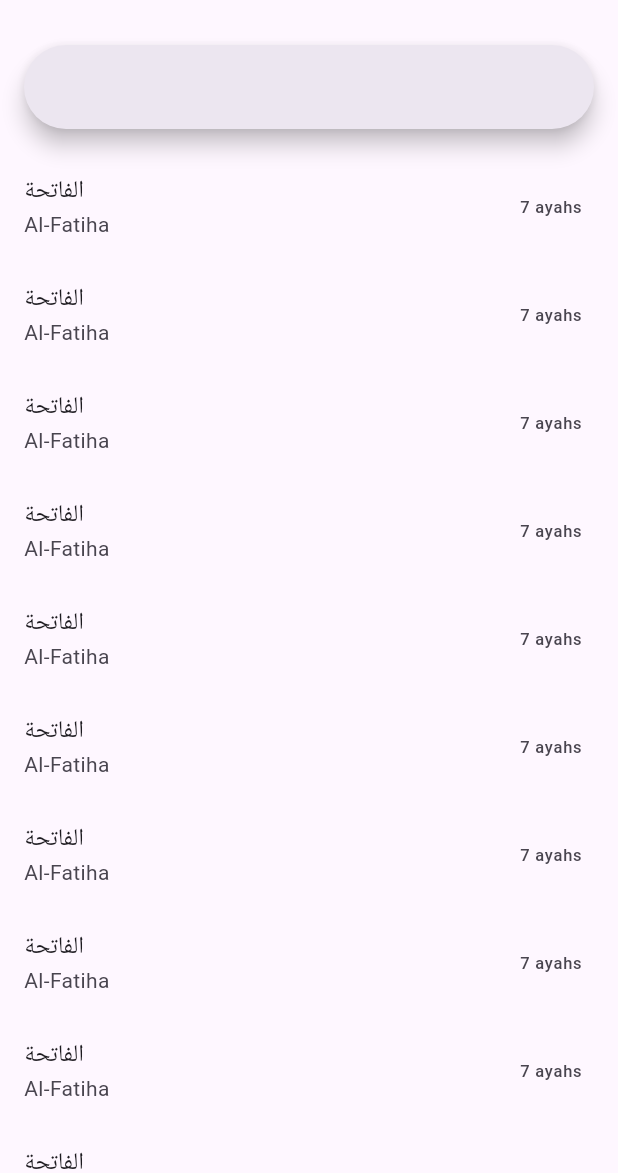
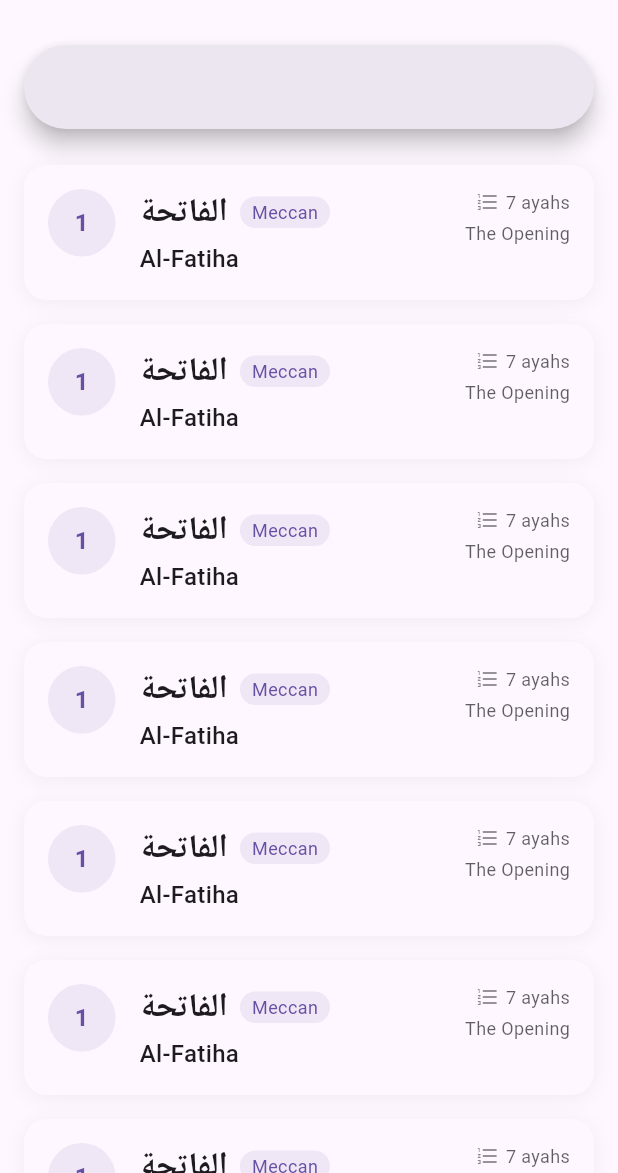
Before and after one commit to shas9/quran_daily_flutter, a Flutter app: the screen it shows after launch, on a phone screen of 412 x 824 dp, the part 63-1236 px from its top. Run offline on Flutter 3.47's test engine with Material 3 defaults, Android fonts, the phone set to English and light mode, and no system bars; our stand-ins replace dartz, dio, equatable, flutter_bloc, logger, shared_preferences.

Commit message:
Updated the design of SurahListTile

```diff
--- a/lib/features/quran/data/models/surah_model.dart
+++ b/lib/features/quran/data/models/surah_model.dart
@@ -3,9 +3,9 @@ import 'package:quran_daily/features/quran/domain/entities/surah.dart';
 class SurahModel extends Surah {
   const SurahModel({
     required super.number,
-    required super.name,
-    required super.englishName,
-    required super.englishNameTranslation,
+    required super.arabicName,
+    required super.nativeName,
+    required super.nativeTitle,
     required super.numberOfAyahs,
     required super.revelationType,
   });
@@ -13,9 +13,9 @@ class SurahModel extends Surah {
   factory SurahModel.fromJson(Map<String, dynamic> json) {
     return SurahModel(
       number: json['number'],
-      name: json['name'],
-      englishName: json['englishName'],
-      englishNameTranslation: json['englishNameTranslation'],
+      arabicName: json['name'],
+      nativeName: json['englishName'],
+      nativeTitle: json['englishNameTranslation'],
       numberOfAyahs: json['numberOfAyahs'],
       revelationType: json['revelationType'],
     );
--- a/lib/features/quran/domain/entities/surah.dart
+++ b/lib/features/quran/domain/entities/surah.dart
@@ -2,17 +2,17 @@ import 'package:equatable/equatable.dart';
 
 class Surah extends Equatable {
   final int number;
-  final String name;
-  final String englishName;
-  final String englishNameTranslation;
+  final String arabicName;
+  final String nativeName;
+  final String nativeTitle;
   final int numberOfAyahs;
   final String revelationType;
 
   const Surah({
     required this.number,
-    required this.name,
-    required this.englishName,
-    required this.englishNameTranslation,
+    required this.arabicName,
+    required this.nativeName,
+    required this.nativeTitle,
     required this.numberOfAyahs,
     required this.revelationType,
   });
@@ -21,9 +21,9 @@ class Surah extends Equatable {
   static Surah generateDummy() {
     return const Surah(
       number: 1,
-      name: 'الفاتحة',
-      englishName: 'Al-Fatiha',
-      englishNameTranslation: 'The Opening',
+      arabicName: 'الفاتحة',
+      nativeName: 'Al-Fatiha',
+      nativeTitle: 'The Opening',
       numberOfAyahs: 7,
       revelationType: 'Meccan',
     );
@@ -32,9 +32,9 @@ class Surah extends Equatable {
   @override
   List<Object?> get props => [
         number,
-        name,
-        englishName,
-        englishNameTranslation,
+        arabicName,
+        nativeName,
+        nativeTitle,
         numberOfAyahs,
         revelationType,
       ];
--- a/lib/features/quran/presentation/bloc/quran_bloc.dart
+++ b/lib/features/quran/presentation/bloc/quran_bloc.dart
@@ -61,8 +61,8 @@ class QuranBloc extends Bloc<QuranEvent, QuranState> {
       final surahs = (state as SurahsLoaded).surahs;
       final filteredSurahs = surahs
           .where((surah) =>
-              surah.name.toLowerCase().contains(event.query.toLowerCase()) ||
-              surah.englishName.toLowerCase().contains(event.query.toLowerCase()))
+              surah.arabicName.toLowerCase().contains(event.query.toLowerCase()) ||
+              surah.nativeName.toLowerCase().contains(event.query.toLowerCase()))
           .toList();
       emit(SurahsLoaded(surahs: filteredSurahs));
     }
--- a/lib/features/quran/presentation/pages/surah_detail_page.dart
+++ b/lib/features/quran/presentation/pages/surah_detail_page.dart
@@ -13,7 +13,7 @@ class SurahDetailPage extends StatelessWidget {
   Widget build(BuildContext context) {
     return Scaffold(
       appBar: AppBar(
-        title: Text(surah.englishName),
+        title: Text(surah.nativeName),
       ),
       body: BlocBuilder<QuranBloc, QuranState>(
         builder: (context, state) {
--- a/lib/features/quran/presentation/widgets/surah_list_tile.dart
+++ b/lib/features/quran/presentation/widgets/surah_list_tile.dart
@@ -10,14 +10,133 @@ class SurahListTile extends StatelessWidget {
 
   @override
   Widget build(BuildContext context) {
-    return ListTile(
-      title: Text(surah.name),
-      subtitle: Text(surah.englishName),
-      trailing: Text('${surah.numberOfAyahs} ayahs'),
-      onTap: () {
-        context.read<QuranBloc>().add(LoadAyahs(surahNumber: surah.number));
-        // Navigate to surah detail page
-      },
+    return Padding(
+      padding: const EdgeInsets.symmetric(horizontal: 16.0, vertical: 8.0),
+      child: Container(
+        decoration: BoxDecoration(
+          color: Theme.of(context).cardColor,
+          borderRadius: BorderRadius.circular(15),
+          boxShadow: [
+            BoxShadow(
+              color: Colors.black.withOpacity(0.05),
+              blurRadius: 10,
+              offset: const Offset(0, 2),
+            ),
+          ],
+        ),
+        child: Material(
+          color: Colors.transparent,
+          child: InkWell(
+            borderRadius: BorderRadius.circular(15),
+            onTap: () {
+              context.read<QuranBloc>().add(LoadAyahs(surahNumber: surah.number));
+            },
+            child: Padding(
+              padding: const EdgeInsets.all(16.0),
+              child: Row(
+                crossAxisAlignment: CrossAxisAlignment.start,
+                children: [
+                  Container(
+                    width: 45,
+                    height: 45,
+                    decoration: BoxDecoration(
+                      color: Theme.of(context).primaryColor.withOpacity(0.1),
+                      shape: BoxShape.circle,
+                    ),
+                    child: Center(
+                      child: Text(
+                        '${surah.number}',
+                        style: TextStyle(
+                          color: Theme.of(context).primaryColor,
+                          fontWeight: FontWeight.bold,
+                          fontSize: 16,
+                        ),
+                      ),
+                    ),
+                  ),
+                  const SizedBox(width: 16),
+                  Expanded(
+                    child: Column(
+                      crossAxisAlignment: CrossAxisAlignment.start,
+                      children: [
+                        Row(
+                          children: [
+                            Text(
+                              surah.arabicName,
+                              textDirection: TextDirection.rtl,
+                              style: const TextStyle(
+                                fontSize: 22,
+                                fontWeight: FontWeight.bold,
+                              ),
+                            ),
+                            const SizedBox(width: 8),
+                            Container(
+                              padding: const EdgeInsets.symmetric(
+                                horizontal: 8,
+                                vertical: 2,
+                              ),
+                              decoration: BoxDecoration(
+                                color: Theme.of(context).primaryColor.withOpacity(0.1),
+                                borderRadius: BorderRadius.circular(12),
+                              ),
+                              child: Text(
+                                surah.revelationType,
+                                style: TextStyle(
+                                  fontSize: 12,
+                                  color: Theme.of(context).primaryColor,
+                                ),
+                              ),
+                            ),
+                          ],
+                        ),
+                        const SizedBox(height: 4),
+                        Text(
+                          surah.nativeName,
+                          style: const TextStyle(
+                            fontSize: 16,
+                            fontWeight: FontWeight.w500,
+                          ),
+                        ),
+                      ],
+                    ),
+                  ),
+                  Column(
+                    crossAxisAlignment: CrossAxisAlignment.end,
+                    children: [
+                      Row(
+                        children: [
+                          Icon(
+                            Icons.format_list_numbered,
+                            size: 16,
+                            color: Theme.of(context).textTheme.bodyMedium?.color?.withOpacity(0.5),
+                          ),
+                          const SizedBox(width: 4),
+                          Text(
+                            '${surah.numberOfAyahs} ayahs',
+                            style: TextStyle(
+                              fontSize: 12,
+                              color: Theme.of(context).textTheme.bodyMedium?.color?.withOpacity(0.7),
+                            ),
+                          ),
+                        ],
+                      ),
+                      const SizedBox(height: 4),
+                      Text(
+                        surah.nativeTitle,
+                        textAlign: TextAlign.end,
+                        style: TextStyle(
+                          fontSize: 12,
+                          color: Theme.of(context).textTheme.bodyMedium?.color?.withOpacity(0.7),
+                        ),
+                      ),
+                    ],
+                  ),
+                ],
+              ),
+            ),
+          ),
+        ),
+      ),
     );
   }
 }
```
